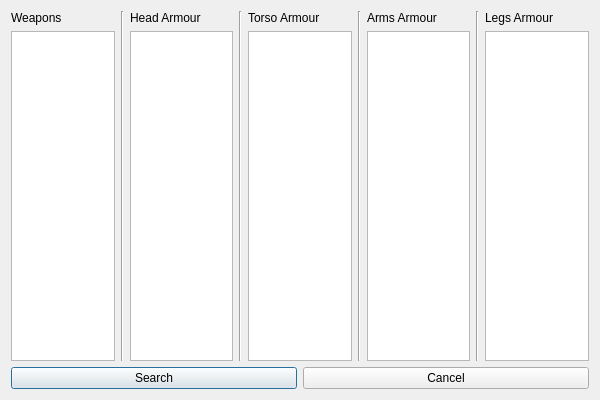
The window that code/ui/AdvancedSearch.ui (ChaosSaber/ChaosSabers-Armour-Set-Search) describes before a commit, drawn with Qt 5.
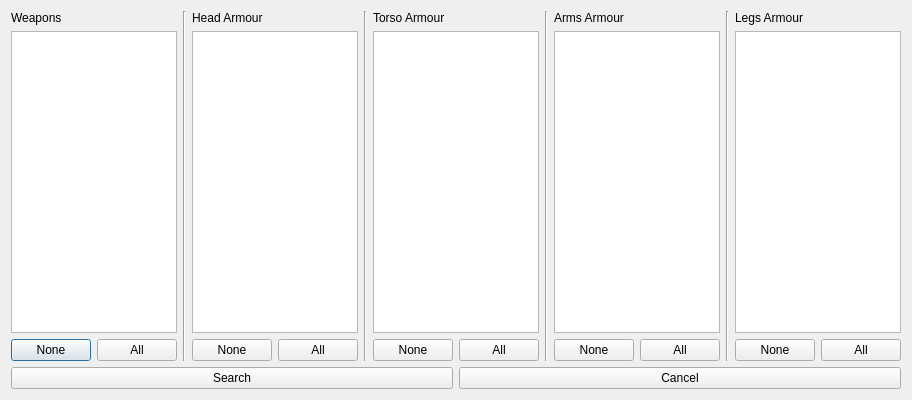
The same window after the commit.

Commit message: added  select None/All buttons in the advanced search

What changed in the file:
```diff
--- a/code/ui/AdvancedSearch.ui
+++ b/code/ui/AdvancedSearch.ui
@@ -35,6 +35,24 @@
          </property>
         </widget>
        </item>
+       <item>
+        <layout class="QHBoxLayout" name="horizontalLayout_4">
+         <item>
+          <widget class="QPushButton" name="pushButtonNoneWeapon">
+           <property name="text">
+            <string>None</string>
+           </property>
+          </widget>
+         </item>
+         <item>
+          <widget class="QPushButton" name="pushButtonAllWeapon">
+           <property name="text">
+            <string>All</string>
+           </property>
+          </widget>
+         </item>
+        </layout>
+       </item>
       </layout>
      </item>
      <item>
@@ -63,6 +81,24 @@
          </property>
         </widget>
        </item>
+       <item>
+        <layout class="QHBoxLayout" name="horizontalLayout_5">
+         <item>
+          <widget class="QPushButton" name="pushButtonNoneHead">
+           <property name="text">
+            <string>None</string>
+           </property>
+          </widget>
+         </item>
+         <item>
+          <widget class="QPushButton" name="pushButtonAllHead">
+           <property name="text">
+            <string>All</string>
+           </property>
+          </widget>
+         </item>
+        </layout>
+       </item>
       </layout>
      </item>
      <item>
@@ -91,6 +127,24 @@
          </property>
         </widget>
        </item>
+       <item>
+        <layout class="QHBoxLayout" name="horizontalLayout_6">
+         <item>
+          <widget class="QPushButton" name="pushButtonNoneTorso">
+           <property name="text">
+            <string>None</string>
+           </property>
+          </widget>
+         </item>
+         <item>
+          <widget class="QPushButton" name="pushButtonAllTorso">
+           <property name="text">
+            <string>All</string>
+           </property>
+          </widget>
+         </item>
+        </layout>
+       </item>
       </layout>
      </item>
      <item>
@@ -119,6 +173,24 @@
          </property>
         </widget>
        </item>
+       <item>
+        <layout class="QHBoxLayout" name="horizontalLayout_7">
+         <item>
+          <widget class="QPushButton" name="pushButtonNoneArms">
+           <property name="text">
+            <string>None</string>
+           </property>
+          </widget>
+         </item>
+         <item>
+          <widget class="QPushButton" name="pushButtonAllArms">
+           <property name="text">
+            <string>All</string>
+           </property>
+          </widget>
+         </item>
+        </layout>
+       </item>
       </layout>
      </item>
      <item>
@@ -147,6 +219,24 @@
          </property>
         </widget>
        </item>
+       <item>
+        <layout class="QHBoxLayout" name="horizontalLayout_8">
+         <item>
+          <widget class="QPushButton" name="pushButtonNoneLegs">
+           <property name="text">
+            <string>None</string>
+           </property>
+          </widget>
+         </item>
+         <item>
+          <widget class="QPushButton" name="pushButtonAllLegs">
+           <property name="text">
+            <string>All</string>
+           </property>
+          </widget>
+         </item>
+        </layout>
+       </item>
       </layout>
      </item>
     </layout>
```
The commit also changes 6 other files.
